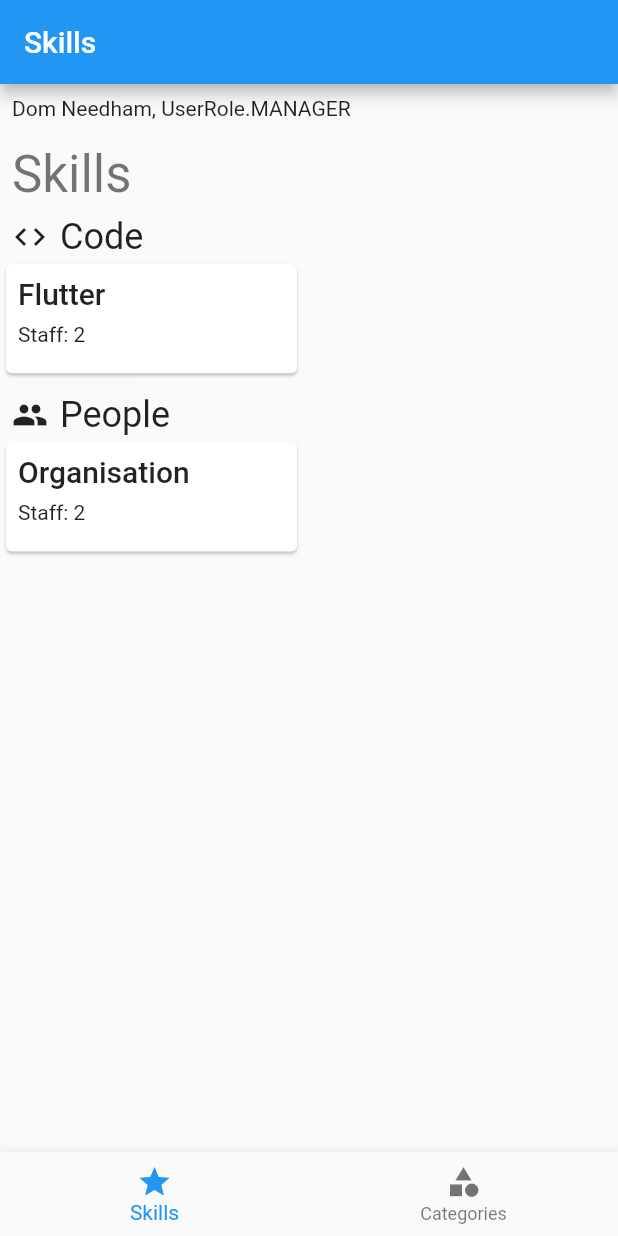
After one commit to domneedham/uni-ssa.client, a Flutter app: the screen it shows after launch, on a phone screen of 412 x 824 dp. The commit adds this screen. Run offline on Flutter 3.47's test engine with Material 2 defaults, Android fonts, the phone set to English and light mode, and no system bars; our stand-ins replace get.

Commit message:
added bottom navigation bar to manager side of the app

```diff
--- a/lib/app/bindings/manager_binding.dart
+++ b/lib/app/bindings/manager_binding.dart
@@ -1,10 +1,12 @@
 import 'package:get/get.dart';
 import 'package:ssa_app/app/controllers/home_manager_controller.dart';
+import 'package:ssa_app/app/controllers/manager_controller.dart';
 import 'package:ssa_app/app/controllers/manager_skill_overview_controller.dart';
 
 class ManagerBinding implements Bindings {
   @override
   void dependencies() {
+    Get.lazyPut<ManagerController>(() => ManagerController());
     Get.lazyPut<HomeManagerController>(() => HomeManagerController());
     Get.lazyPut<ManagerSkillOverviewController>(
         () => ManagerSkillOverviewController());
--- /dev/null
+++ b/lib/app/controllers/manager_controller.dart
@@ -0,0 +1,10 @@
+import 'package:get/get.dart';
+
+class ManagerController extends GetxController {
+  int selectedTab = 0;
+
+  void setSelectedTab(int index) {
+    selectedTab = index;
+    update();
+  }
+}
--- a/lib/app/ui/pages/home_page/manager/manager_home.dart
+++ b/lib/app/ui/pages/home_page/manager/manager_home.dart
@@ -1,58 +1,43 @@
 import 'package:flutter/material.dart';
 import 'package:get/get.dart';
 import 'package:get/get_state_manager/get_state_manager.dart';
-import 'package:ssa_app/app/controllers/home_manager_controller.dart';
-import 'package:ssa_app/app/data/models/skill/category.dart';
-import 'package:ssa_app/app/data/models/skill/manager_staff_skill.dart';
-import 'package:ssa_app/app/ui/global_widgets/page_title.dart';
-import 'package:ssa_app/app/ui/pages/home_page/home_page_future_state_text.dart';
-import 'package:ssa_app/app/ui/pages/home_page/user_debug.dart';
+import 'package:ssa_app/app/controllers/manager_controller.dart';
+import 'package:ssa_app/app/ui/pages/manager_skill_tab/manager_skill_tab.dart';
 
-import '../home_page_skill_list.dart';
-import 'manager_skill_card.dart';
-
-class ManagerHomePage extends GetWidget<HomeManagerController> {
+class ManagerHomePage extends StatelessWidget {
   @override
   Widget build(BuildContext context) {
+    return GetBuilder<ManagerController>(builder: (controller) {
       return Scaffold(
+        body: IndexedStack(
+          index: controller.selectedTab,
+          children: [
+            ManagerSkillTab(),
+            Scaffold(
               appBar: AppBar(
-        title: Text('Home'),
+                title: Text("Categories"),
               ),
-      body: ListView(
-        physics: ClampingScrollPhysics(),
-        children: [
-          UserDebug(user: controller.user),
-          PageTitle(text: "Skills"),
-          FutureBuilder(
-            future: controller.skills,
-            builder: (BuildContext ctx,
-                AsyncSnapshot<Map<Category, List<ManagerStaffSkill>>?>
-                    snapshot) {
-              if (snapshot.connectionState == ConnectionState.waiting) {
-                return HomePageFutureStateText(text: "Loading");
-              }
-              if (snapshot.hasData) {
-                final skills = snapshot.data!;
-                if (skills.isEmpty) {
-                  return HomePageFutureStateText(text: "No skills loaded.");
-                }
-                return HomePageSkillList(
-                  gridChildAspectRatio: 2.5,
-                  skills: skills,
-                  cardBuilder: (skill) =>
-                      ManagerSkillCard(skill: skill as ManagerStaffSkill),
-                );
-              }
-              if (snapshot.hasError) {
-                return HomePageFutureStateText(
-                    text: "Oh no, that didn't work.");
-              }
-              return HomePageFutureStateText(
-                  text: "Looks like that didn't work.");
-            },
+              body: Center(
+                child: Text("Categories"),
+              ),
+            ),
+          ],
+        ),
+        bottomNavigationBar: BottomNavigationBar(
+          currentIndex: controller.selectedTab,
+          onTap: controller.setSelectedTab,
+          items: [
+            BottomNavigationBarItem(
+              icon: Icon(Icons.star),
+              label: "Skills",
+            ),
+            BottomNavigationBarItem(
+              icon: Icon(Icons.category),
+              label: "Categories",
             ),
           ],
         ),
       );
+    });
   }
 }
--- /dev/null
+++ b/lib/app/ui/pages/manager_skill_tab/manager_skill_tab.dart
@@ -0,0 +1,54 @@
+import 'package:flutter/material.dart';
+import 'package:get/get_state_manager/get_state_manager.dart';
+import 'package:ssa_app/app/controllers/home_manager_controller.dart';
+import 'package:ssa_app/app/data/models/skill/category.dart';
+import 'package:ssa_app/app/data/models/skill/manager_staff_skill.dart';
+import 'package:ssa_app/app/ui/global_widgets/page_title.dart';
+import 'package:ssa_app/app/ui/pages/home_page/home_page_future_state_text.dart';
+import 'package:ssa_app/app/ui/pages/home_page/home_page_skill_list.dart';
+import 'package:ssa_app/app/ui/pages/home_page/manager/manager_skill_card.dart';
+import 'package:ssa_app/app/ui/pages/home_page/user_debug.dart';
+
+class ManagerSkillTab extends GetWidget<HomeManagerController> {
+  @override
+  Widget build(BuildContext context) {
+    return Scaffold(
+      appBar: AppBar(title: Text("Skills")),
+      body: ListView(
+        physics: ClampingScrollPhysics(),
+        children: [
+          UserDebug(user: controller.user),
+          PageTitle(text: "Skills"),
+          FutureBuilder(
+            future: controller.skills,
+            builder: (BuildContext ctx,
+                AsyncSnapshot<Map<Category, List<ManagerStaffSkill>>?>
+                    snapshot) {
+              if (snapshot.connectionState == ConnectionState.waiting) {
+                return HomePageFutureStateText(text: "Loading");
+              }
+              if (snapshot.hasData) {
+                final skills = snapshot.data!;
+                if (skills.isEmpty) {
+                  return HomePageFutureStateText(text: "No skills loaded.");
+                }
+                return HomePageSkillList(
+                  gridChildAspectRatio: 2.5,
+                  skills: skills,
+                  cardBuilder: (skill) =>
+                      ManagerSkillCard(skill: skill as ManagerStaffSkill),
+                );
+              }
+              if (snapshot.hasError) {
+                return HomePageFutureStateText(
+                    text: "Oh no, that didn't work.");
+              }
+              return HomePageFutureStateText(
+                  text: "Looks like that didn't work.");
+            },
+          ),
+        ],
+      ),
+    );
+  }
+}
```
Lines whose indentation alone changed are shown as unchanged.
